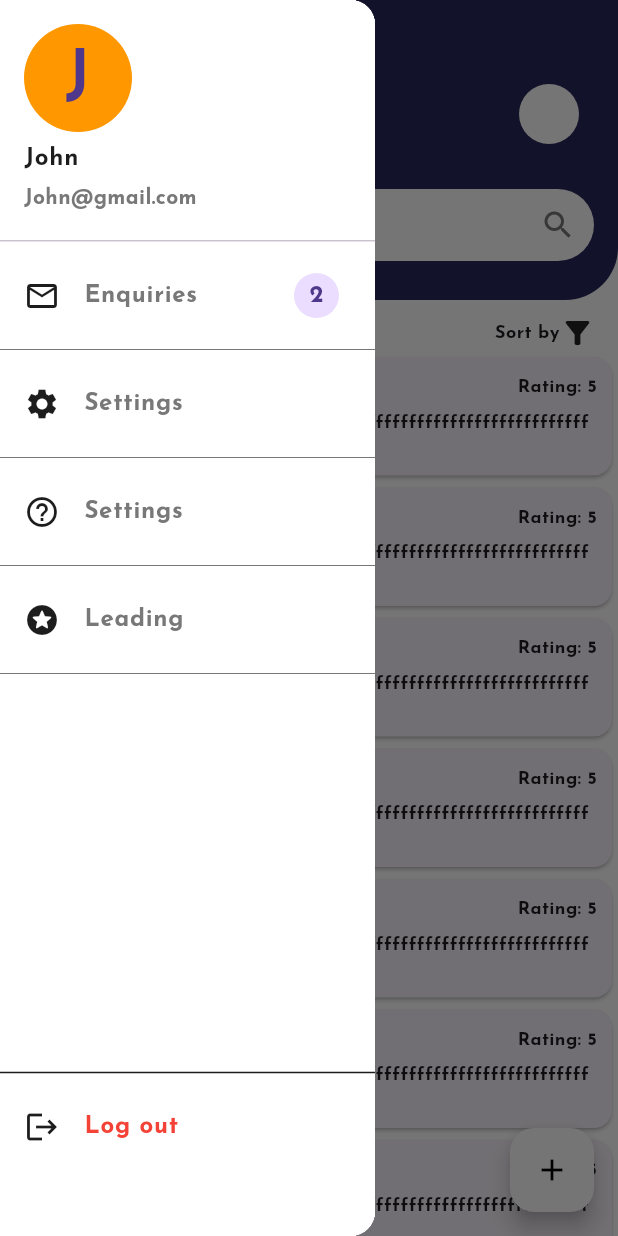
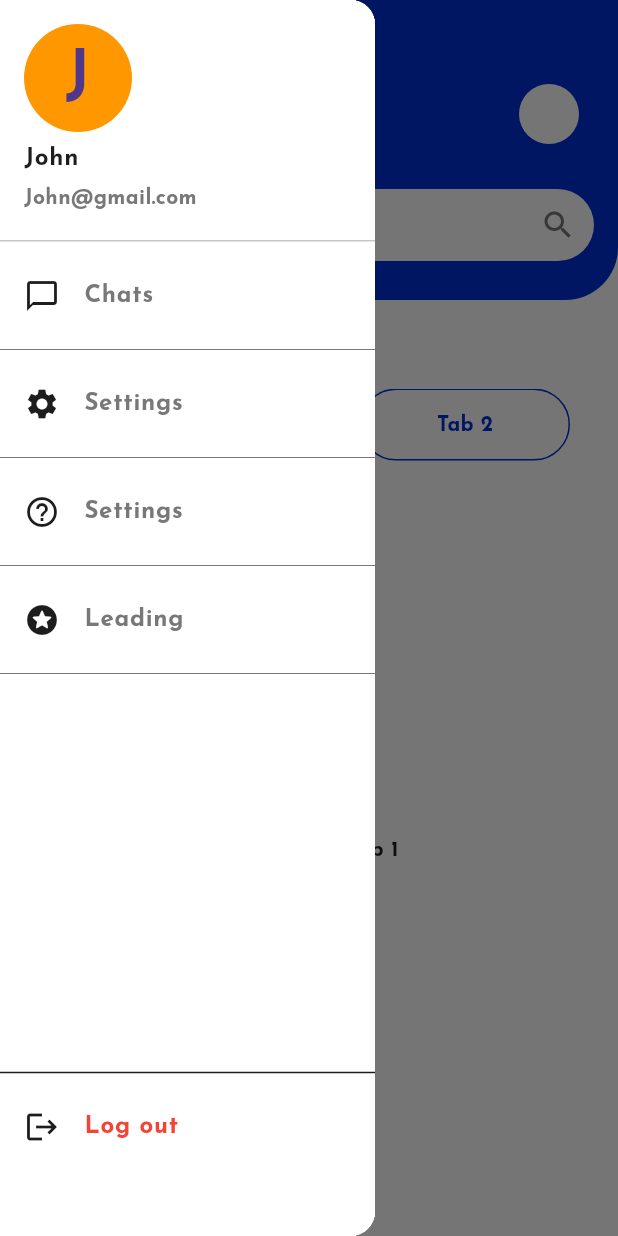
Before and after one commit to Mohammedsajadvt/Inovest, a Flutter app: the screen it shows after launch, with the side drawer open, on a phone screen of 412 x 824 dp. Run offline on Flutter 3.47's test engine with Material 3 defaults, Android fonts, the phone set to English and light mode, and no system bars; our stand-ins replace bloc, equatable, flutter_bloc, flutter_screenutil, flutter_svg, google_fonts; project files that could hold a hidden picture were left out.

Commit message:
Investor Ui

```diff
--- a/lib/core/common/svg_assets.dart
+++ b/lib/core/common/svg_assets.dart
@@ -4,4 +4,5 @@ class SvgAssets {
   static const String mail = 'assets/svg/mail.svg';
   static const String settings = 'assets/svg/settings.svg';
   static const String filter = 'assets/svg/filter.svg';
+  static const String chats = 'assets/svg/chat.svg';
 }
--- a/lib/main.dart
+++ b/lib/main.dart
@@ -36,7 +36,7 @@ class MyApp extends StatelessWidget {
           debugShowCheckedModeBanner: false,
           title: 'Flutter Demo',
           home: child,
-          initialRoute: AppRoutes.entrepreneurHome,
+          initialRoute: AppRoutes.investorHome,
           routes: AppRoutes.routes,
         );
       },
--- a/lib/presentation/home_screen/layouts/drawer.dart
+++ b/lib/presentation/home_screen/layouts/drawer_entrepreneur.dart
@@ -2,14 +2,14 @@ import 'package:flutter/material.dart';
 import 'package:flutter_screenutil/flutter_screenutil.dart';
 import 'package:inovest/core/common/app_array.dart';
 
-class CustomDrawer extends StatelessWidget {
+class EntrepreneurDrawer extends StatelessWidget {
   final String username;
   final String email;
   final VoidCallback onHomeTap;
   final VoidCallback onProfileTap;
   final VoidCallback onSettingsTap;
 
-  const CustomDrawer({
+  const EntrepreneurDrawer({
     super.key,
     required this.username,
     required this.email,
--- /dev/null
+++ b/lib/presentation/home_screen/layouts/drawer_investor.dart
@@ -0,0 +1,121 @@
+import 'package:flutter/material.dart';
+import 'package:flutter_screenutil/flutter_screenutil.dart';
+import 'package:inovest/core/common/app_array.dart';
+
+class InvestorDrawer extends StatelessWidget {
+  final String username;
+  final String email;
+  final VoidCallback onHomeTap;
+  final VoidCallback onProfileTap;
+  final VoidCallback onSettingsTap;
+
+  const InvestorDrawer({
+    super.key,
+    required this.username,
+    required this.email,
+    required this.onHomeTap,
+    required this.onProfileTap,
+    required this.onSettingsTap,
+  });
+
+  @override
+  Widget build(BuildContext context) {
+    return Drawer(
+      width: 250.w,
+      child: Container(
+        color: AppArray().colors[1],
+        child: ListView(
+          padding: EdgeInsets.zero,
+          children: <Widget>[
+            Material(
+              elevation: 0,
+              color: AppArray().colors[1],
+              child: UserAccountsDrawerHeader(
+                decoration: BoxDecoration(
+                  color: AppArray().colors[1],
+                ),
+                accountName: Text(
+                  username,
+                  style: TextStyle(color: AppArray().colors[5]),
+                ),
+                accountEmail:
+                    Text(email, style: TextStyle(color: AppArray().colors[3])),
+                currentAccountPicture: CircleAvatar(
+                  backgroundColor: Colors.orange,
+                  child: Text(username[0], style: TextStyle(fontSize: 40)),
+                ),
+              ),
+            ),
+            ListTile(
+              leading:
+                  Icon(Icons.chat_bubble_outline, color: AppArray().colors[5]),
+              title:
+                  Text('Chats', style: TextStyle(color: AppArray().colors[3])),
+              onTap: onHomeTap,
+            ),
+            Divider(
+              color: AppArray().colors[3],
+              thickness: 0,
+            ),
+            ListTile(
+              leading: Icon(
+                Icons.settings,
+                color: AppArray().colors[5],
+              ),
+              title: Text('Settings',
+                  style: TextStyle(color: AppArray().colors[3])),
+              onTap: onProfileTap,
+            ),
+            Divider(
+              color: AppArray().colors[3],
+              thickness: 0,
+            ),
+            ListTile(
+              leading: Icon(
+                Icons.help_outline_outlined,
+                color: AppArray().colors[5],
+              ),
+              title: Text('Settings',
+                  style: TextStyle(color: AppArray().colors[3])),
+              onTap: onSettingsTap,
+            ),
+            Divider(
+              color: AppArray().colors[3],
+              thickness: 0,
+            ),
+            ListTile(
+              leading: Icon(
+                Icons.stars_rounded,
+                color: AppArray().colors[5],
+              ),
+              title: Text(
+                'Leading',
+                style: TextStyle(color: AppArray().colors[3]),
+              ),
+              onTap: onSettingsTap,
+            ),
+            Divider(
+              color: AppArray().colors[3],
+              thickness: 0,
+            ),
+            SizedBox(
+              height: 250,
+            ),
+            Divider(
+              color: AppArray().colors[5],
+            ),
+            ListTile(
+              leading: Icon(Icons.logout, color: AppArray().colors[5]),
+              title: Text(
+                'Log out',
+                style:
+                    TextStyle(color: Colors.red, fontWeight: FontWeight.bold),
+              ),
+              onTap: () {},
+            ),
+          ],
+        ),
+      ),
+    );
+  }
+}
--- a/lib/presentation/home_screen/screens/entrepreneur_home_screen.dart
+++ b/lib/presentation/home_screen/screens/entrepreneur_home_screen.dart
@@ -4,7 +4,7 @@ import 'package:flutter_svg/flutter_svg.dart';
 import 'package:inovest/core/common/app_array.dart';
 import 'package:inovest/core/common/image_assets.dart';
 import 'package:inovest/core/common/svg_assets.dart';
-import 'package:inovest/presentation/home_screen/layouts/drawer.dart';
+import 'package:inovest/presentation/home_screen/layouts/drawer_entrepreneur.dart';
 
 class EntrepreneurHomeScreen extends StatelessWidget {
   const EntrepreneurHomeScreen({super.key});
@@ -136,7 +136,7 @@ class EntrepreneurHomeScreen extends StatelessWidget {
   child: Icon(Icons.add),
 ),
 
-      drawer: CustomDrawer(
+      drawer: EntrepreneurDrawer(
         username: "John",
         email: "John@gmail.com",
         onHomeTap: () {},
@@ -149,7 +149,7 @@ class EntrepreneurHomeScreen extends StatelessWidget {
             height: 10.h,
           ),
           Padding(
-  padding: EdgeInsets.symmetric(horizontal: 15.w), // Ensure proper scaling for horizontal padding
+  padding: EdgeInsets.symmetric(horizontal: 15.w),
   child: Row(
     mainAxisAlignment: MainAxisAlignment.spaceBetween,
     children: [
@@ -176,10 +176,10 @@ Expanded(
     itemBuilder: (context, index) {
       return Card(
         child: Padding(
-          padding: EdgeInsets.symmetric(vertical: 10.h, horizontal: 10.w), // Add padding for better spacing
+          padding: EdgeInsets.symmetric(vertical: 10.h, horizontal: 10.w),
           child: Column(
-            mainAxisSize: MainAxisSize.min, // Allow dynamic height
-            crossAxisAlignment: CrossAxisAlignment.start, // Align text to the left
+            mainAxisSize: MainAxisSize.min,
+            crossAxisAlignment: CrossAxisAlignment.start,
             children: [
               Row(
                 mainAxisAlignment: MainAxisAlignment.spaceBetween,
@@ -188,7 +188,7 @@ Expanded(
                   Text('Rating: 5', style: TextStyle(fontSize: 12.sp)),
                 ],
               ),
-              SizedBox(height: 5.h), // Add spacing between title and description
+              SizedBox(height: 5.h),
               Text(
                 'Description nnfnfnfnfnfffffffffffffffffffffffffffffffffffffffffffffffffffffffffffffffffffffffffff',
                 style: TextStyle(fontSize: 12.sp),
--- a/lib/presentation/home_screen/screens/investor_home_screen.dart
+++ b/lib/presentation/home_screen/screens/investor_home_screen.dart
@@ -2,13 +2,36 @@ import 'package:flutter/material.dart';
 import 'package:flutter_screenutil/flutter_screenutil.dart';
 import 'package:inovest/core/common/app_array.dart';
 import 'package:inovest/core/common/image_assets.dart';
-import 'package:inovest/presentation/home_screen/layouts/drawer.dart';
-class InvestorHomeScreen extends StatelessWidget {
+import 'package:inovest/presentation/home_screen/layouts/drawer_entrepreneur.dart';
+import 'package:inovest/presentation/home_screen/layouts/drawer_investor.dart';
+
+class InvestorHomeScreen extends StatefulWidget {
   const InvestorHomeScreen({super.key});
+
+  @override
+  _InvestorHomeScreenState createState() => _InvestorHomeScreenState();
+}
+
+class _InvestorHomeScreenState extends State<InvestorHomeScreen>
+    with SingleTickerProviderStateMixin {
+  late final TabController _tabController;
+
+  @override
+  void initState() {
+    super.initState();
+    _tabController = TabController(length: 3, vsync: this);
+  }
+
+  @override
+  void dispose() {
+    _tabController.dispose();
+    super.dispose();
+  }
 
   @override
   Widget build(BuildContext context) {
     return Scaffold(
+      backgroundColor: AppArray().colors[1],
       appBar: AppBar(
         backgroundColor: AppArray().colors[0],
         foregroundColor: AppArray().colors[1],
@@ -78,13 +101,104 @@ class InvestorHomeScreen extends StatelessWidget {
           ],
         ),
       ),
-      drawer: CustomDrawer(
+      drawer: InvestorDrawer(
         username: "John",
         email: "John@gmail.com",
         onHomeTap: () {},
         onProfileTap: () {},
         onSettingsTap: () {},
       ),
+      body: Column(
+        children: [
+          SizedBox(
+            height: 20.h,
+          ),
+          Padding(
+            padding: const EdgeInsets.symmetric(horizontal: 20),
+            child: Row(
+              children: [
+                Text(
+                  'Explore',
+                  style:
+                      TextStyle(fontWeight: FontWeight.bold, fontSize: 20.sp),
+                )
+              ],
+            ),
+          ),
+          SizedBox(
+            height: 10.h,
+          ),
+          TabBar(
+            isScrollable: true,
+            padding: EdgeInsets.only(right: 40),
+            labelColor: AppArray().colors[1],
+            indicatorColor: AppArray().colors[1],
+            dividerColor: AppArray().colors[1],
+            controller: _tabController,
+            tabs: <Widget>[
+              Container(
+                width: 140.w,
+                padding: EdgeInsets.symmetric(horizontal: 10).r,
+                decoration: BoxDecoration(
+                  color: AppArray().colors[0],
+                  borderRadius: BorderRadius.circular(30),
+                ),
+                child: const Tab(
+                  child: Text(
+                    'Tab 1',
+                    style: TextStyle(
+                      color: Colors.white,
+                    ),
+                  ),
+                ),
+              ),
+              Container(
+                width: 140.w,
+                padding: EdgeInsets.symmetric(horizontal: 10).r,
+                decoration: BoxDecoration(
+                  color: AppArray().colors[1],
+                  borderRadius: BorderRadius.circular(30),
+                  border: Border.all(color: AppArray().colors[0]),
+                ),
+                child: Tab(
+                  child: Text(
+                    'Tab 2',
+                    style: TextStyle(
+                      color: AppArray().colors[0],
+                    ),
+                  ),
+                ),
+              ),
+              Container(
+                width: 140.w,
+                padding: EdgeInsets.symmetric(horizontal: 10).r,
+                decoration: BoxDecoration(
+                  color: AppArray().colors[0],
+                  borderRadius: BorderRadius.circular(30),
+                ),
+                child: const Tab(
+                  child: Text(
+                    'Tab 3',
+                    style: TextStyle(
+                      color: Colors.white,
+                    ),
+                  ),
+                ),
+              ),
+            ],
+          ),
+          Expanded(
+            child: TabBarView(
+              controller: _tabController,
+              children: const <Widget>[
+                Center(child: Text('Content for Tab 1')),
+                Center(child: Text('Content for Tab 2')),
+                Center(child: Text('Content for Tab 3')),
+              ],
+            ),
+          ),
+        ],
+      ),
     );
   }
 }
```
Also changed, not shown: assets/svg/chat.svg (added).
